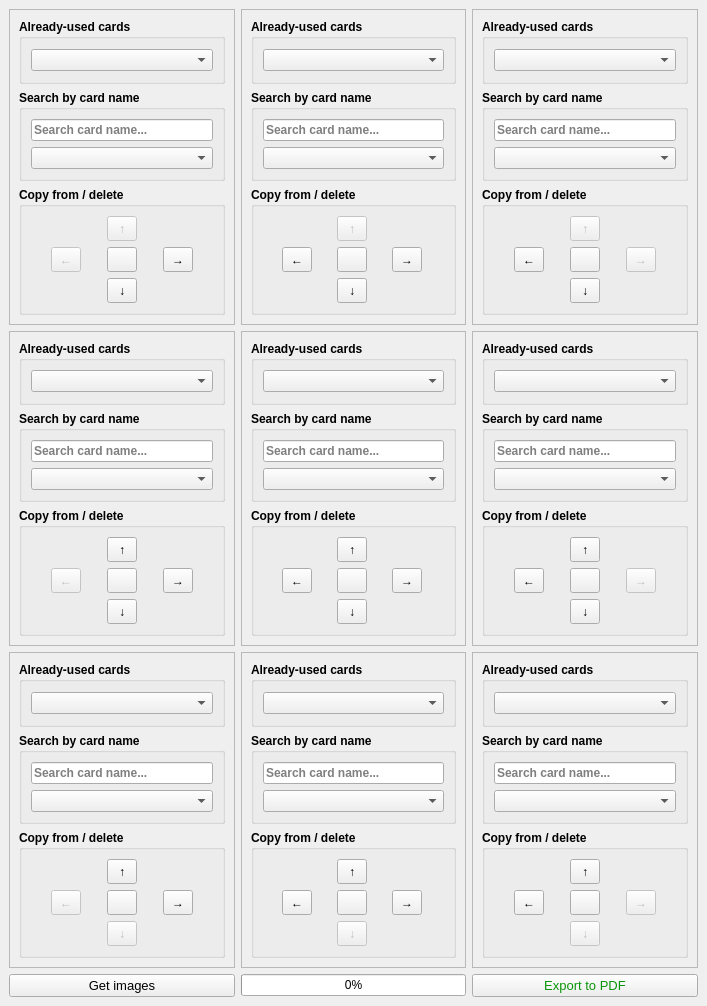
ManuelAndia/YGOProxyPrinter, file mainwindow.ui: the form before one commit.
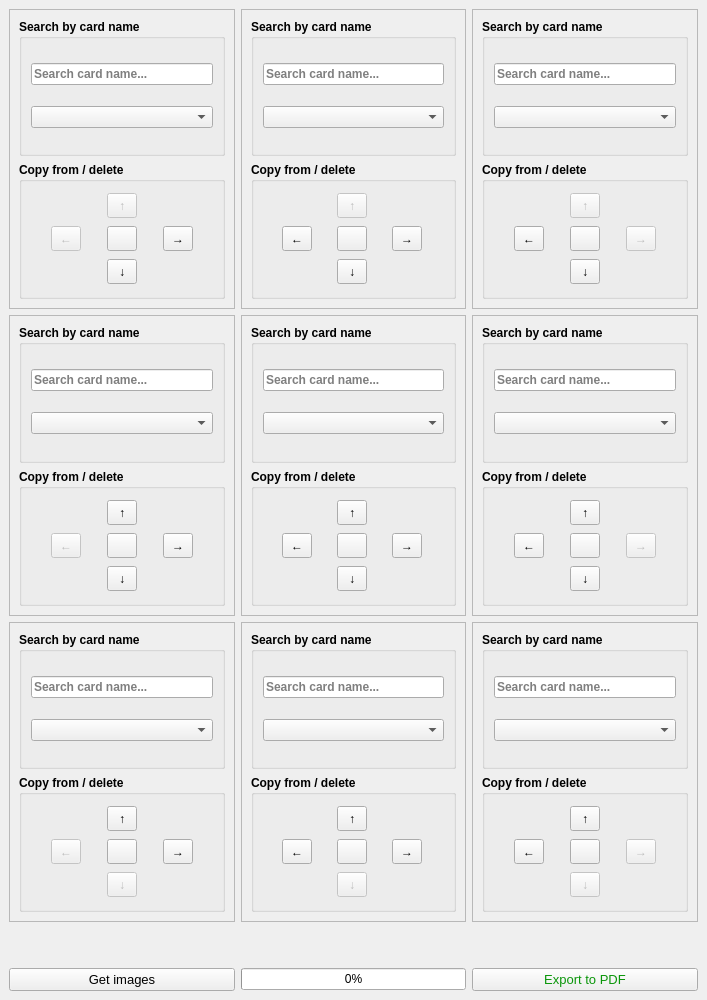
The form after the commit.

The edit to the form file:
```diff
--- a/mainwindow.ui
+++ b/mainwindow.ui
@@ -7,7 +7,7 @@
     <x>0</x>
     <y>0</y>
     <width>707</width>
-    <height>1006</height>
+    <height>1000</height>
    </rect>
   </property>
   <property name="sizePolicy">
@@ -36,24 +36,6 @@
        <enum>QFrame::Plain</enum>
       </property>
       <layout class="QVBoxLayout" name="verticalLayout_10">
-       <item>
-        <widget class="QGroupBox" name="AlreadyUsedCardsGroupBox_3">
-         <property name="font">
-          <font>
-           <weight>75</weight>
-           <bold>true</bold>
-          </font>
-         </property>
-         <property name="title">
-          <string>Already-used cards</string>
-         </property>
-         <layout class="QVBoxLayout" name="verticalLayout_11">
-          <item>
-           <widget class="QComboBox" name="AlreadyUsedCardsCombo_3"/>
-          </item>
-         </layout>
-        </widget>
-       </item>
        <item>
         <widget class="QGroupBox" name="SearchCardGroupBox_3">
          <property name="font">
@@ -183,24 +165,6 @@
        <enum>QFrame::Plain</enum>
       </property>
       <layout class="QVBoxLayout" name="verticalLayout">
-       <item>
-        <widget class="QGroupBox" name="AlreadyUsedCardsGroupBox_0">
-         <property name="font">
-          <font>
-           <weight>75</weight>
-           <bold>true</bold>
-          </font>
-         </property>
-         <property name="title">
-          <string>Already-used cards</string>
-         </property>
-         <layout class="QVBoxLayout" name="verticalLayout_3">
-          <item>
-           <widget class="QComboBox" name="AlreadyUsedCardsCombo_0"/>
-          </item>
-         </layout>
-        </widget>
-       </item>
        <item>
         <widget class="QGroupBox" name="SearchCardGroupBox_0">
          <property name="font">
@@ -333,24 +297,6 @@
        <enum>QFrame::Plain</enum>
       </property>
       <layout class="QVBoxLayout" name="verticalLayout_4">
-       <item>
-        <widget class="QGroupBox" name="AlreadyUsedCardsGroupBox_1">
-         <property name="font">
-          <font>
-           <weight>75</weight>
-           <bold>true</bold>
-          </font>
-         </property>
-         <property name="title">
-          <string>Already-used cards</string>
-         </property>
-         <layout class="QVBoxLayout" name="verticalLayout_5">
-          <item>
-           <widget class="QComboBox" name="AlreadyUsedCardsCombo_1"/>
-          </item>
-         </layout>
-        </widget>
-       </item>
        <item>
         <widget class="QGroupBox" name="SearchCardGroupBox_1">
          <property name="font">
@@ -480,24 +426,6 @@
        <enum>QFrame::Plain</enum>
       </property>
       <layout class="QVBoxLayout" name="verticalLayout_13">
-       <item>
-        <widget class="QGroupBox" name="AlreadyUsedCardsGroupBox_4">
-         <property name="font">
-          <font>
-           <weight>75</weight>
-           <bold>true</bold>
-          </font>
-         </property>
-         <property name="title">
-          <string>Already-used cards</string>
-         </property>
-         <layout class="QVBoxLayout" name="verticalLayout_14">
-          <item>
-           <widget class="QComboBox" name="AlreadyUsedCardsCombo_4"/>
-          </item>
-         </layout>
-        </widget>
-       </item>
        <item>
         <widget class="QGroupBox" name="SearchCardGroupBox_4">
          <property name="font">
@@ -624,24 +552,6 @@
        <enum>QFrame::Plain</enum>
       </property>
       <layout class="QVBoxLayout" name="verticalLayout_7">
-       <item>
-        <widget class="QGroupBox" name="AlreadyUsedCardsGroupBox_2">
-         <property name="font">
-          <font>
-           <weight>75</weight>
-           <bold>true</bold>
-          </font>
-         </property>
-         <property name="title">
-          <string>Already-used cards</string>
-         </property>
-         <layout class="QVBoxLayout" name="verticalLayout_8">
-          <item>
-           <widget class="QComboBox" name="AlreadyUsedCardsCombo_2"/>
-          </item>
-         </layout>
-        </widget>
-       </item>
        <item>
         <widget class="QGroupBox" name="SearchCardGroupBox_2">
          <property name="font">
@@ -774,24 +684,6 @@
        <enum>QFrame::Plain</enum>
       </property>
       <layout class="QVBoxLayout" name="verticalLayout_16">
-       <item>
-        <widget class="QGroupBox" name="AlreadyUsedCardsGroupBox_5">
-         <property name="font">
-          <font>
-           <weight>75</weight>
-           <bold>true</bold>
-          </font>
-         </property>
-         <property name="title">
-          <string>Already-used cards</string>
-         </property>
-         <layout class="QVBoxLayout" name="verticalLayout_17">
-          <item>
-           <widget class="QComboBox" name="AlreadyUsedCardsCombo_5"/>
-          </item>
-         </layout>
-        </widget>
-       </item>
        <item>
         <widget class="QGroupBox" name="SearchCardGroupBox_5">
          <property name="font">
@@ -921,24 +813,6 @@
        <enum>QFrame::Plain</enum>
       </property>
       <layout class="QVBoxLayout" name="verticalLayout_19">
-       <item>
-        <widget class="QGroupBox" name="AlreadyUsedCardsGroupBox_6">
-         <property name="font">
-          <font>
-           <weight>75</weight>
-           <bold>true</bold>
-          </font>
-         </property>
-         <property name="title">
-          <string>Already-used cards</string>
-         </property>
-         <layout class="QVBoxLayout" name="verticalLayout_20">
-          <item>
-           <widget class="QComboBox" name="AlreadyUsedCardsCombo_6"/>
-          </item>
-         </layout>
-        </widget>
-       </item>
        <item>
         <widget class="QGroupBox" name="SearchCardGroupBox_6">
          <property name="font">
@@ -1071,24 +945,6 @@
        <enum>QFrame::Plain</enum>
       </property>
       <layout class="QVBoxLayout" name="verticalLayout_22">
-       <item>
-        <widget class="QGroupBox" name="AlreadyUsedCardsGroupBox_7">
-         <property name="font">
-          <font>
-           <weight>75</weight>
-           <bold>true</bold>
-          </font>
-         </property>
-         <property name="title">
-          <string>Already-used cards</string>
-         </property>
-         <layout class="QVBoxLayout" name="verticalLayout_23">
-          <item>
-           <widget class="QComboBox" name="AlreadyUsedCardsCombo_7"/>
-          </item>
-         </layout>
-        </widget>
-       </item>
        <item>
         <widget class="QGroupBox" name="SearchCardGroupBox_7">
          <property name="font">
@@ -1218,24 +1074,6 @@
        <enum>QFrame::Plain</enum>
       </property>
       <layout class="QVBoxLayout" name="verticalLayout_25">
-       <item>
-        <widget class="QGroupBox" name="AlreadyUsedCardsGroupBox_8">
-         <property name="font">
-          <font>
-           <weight>75</weight>
-           <bold>true</bold>
-          </font>
-         </property>
-         <property name="title">
-          <string>Already-used cards</string>
-         </property>
-         <layout class="QVBoxLayout" name="verticalLayout_26">
-          <item>
-           <widget class="QComboBox" name="AlreadyUsedCardsCombo_8"/>
-          </item>
-         </layout>
-        </widget>
-       </item>
        <item>
         <widget class="QGroupBox" name="SearchCardGroupBox_8">
          <property name="font">
@@ -1353,31 +1191,14 @@
       </layout>
      </widget>
     </item>
-    <item row="3" column="3">
-     <widget class="QPushButton" name="ExportPDFButton">
-      <property name="font">
-       <font>
-        <pointsize>10</pointsize>
-        <weight>50</weight>
-        <bold>false</bold>
-       </font>
-      </property>
-      <property name="styleSheet">
-       <string notr="true">color: rgba(10, 150, 10, 255);</string>
-      </property>
-      <property name="text">
-       <string>Export to PDF</string>
-      </property>
-     </widget>
-    </item>
-    <item row="3" column="1">
+    <item row="4" column="1">
      <widget class="QProgressBar" name="progressBar">
       <property name="value">
        <number>0</number>
       </property>
      </widget>
     </item>
-    <item row="3" column="0">
+    <item row="4" column="0">
      <widget class="QPushButton" name="GetImagesButton">
       <property name="font">
        <font>
@@ -1391,6 +1212,36 @@
       </property>
      </widget>
     </item>
+    <item row="4" column="3">
+     <widget class="QPushButton" name="ExportPDFButton">
+      <property name="font">
+       <font>
+        <pointsize>10</pointsize>
+        <weight>50</weight>
+        <bold>false</bold>
+       </font>
+      </property>
+      <property name="styleSheet">
+       <string notr="true">color: rgba(10, 150, 10, 255);</string>
+      </property>
+      <property name="text">
+       <string>Export to PDF</string>
+      </property>
+     </widget>
+    </item>
+    <item row="3" column="1">
+     <spacer name="verticalSpacer">
+      <property name="orientation">
+       <enum>Qt::Vertical</enum>
+      </property>
+      <property name="sizeHint" stdset="0">
+       <size>
+        <width>20</width>
+        <height>40</height>
+       </size>
+      </property>
+     </spacer>
+    </item>
    </layout>
   </widget>
  </widget>
```
Left out of the diff: 9 changed lines with no effect on the pictures.
